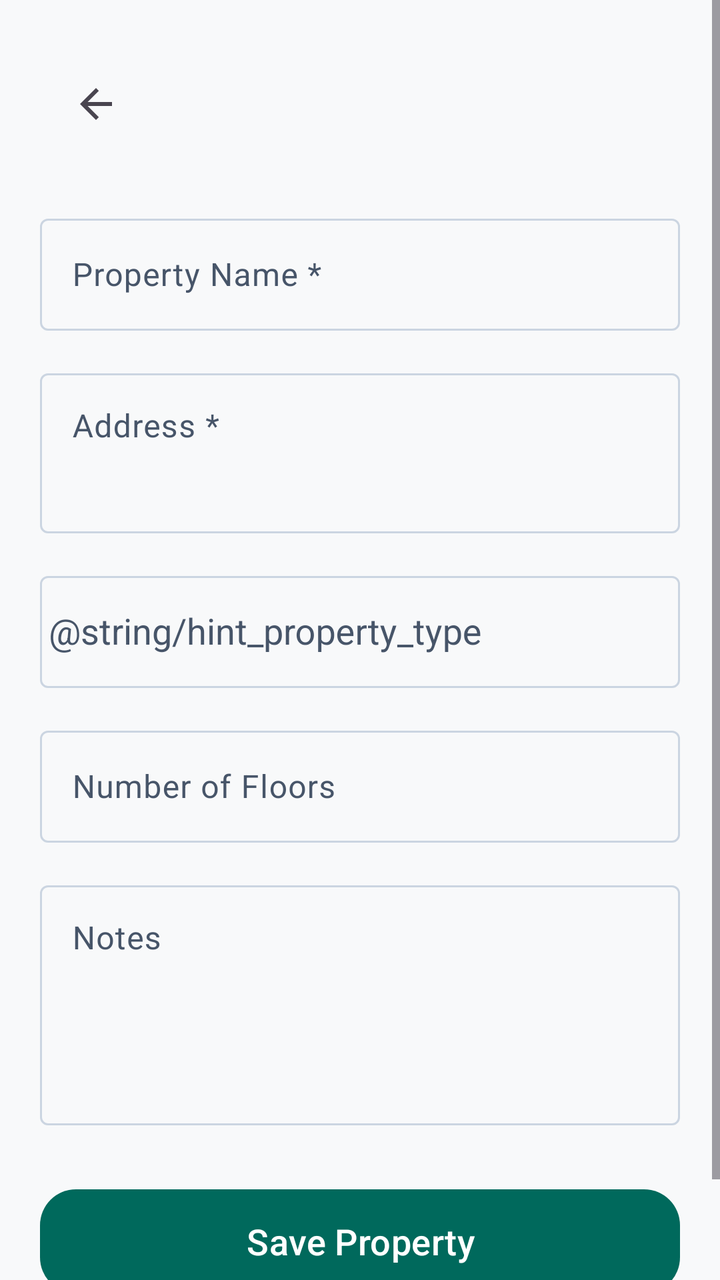
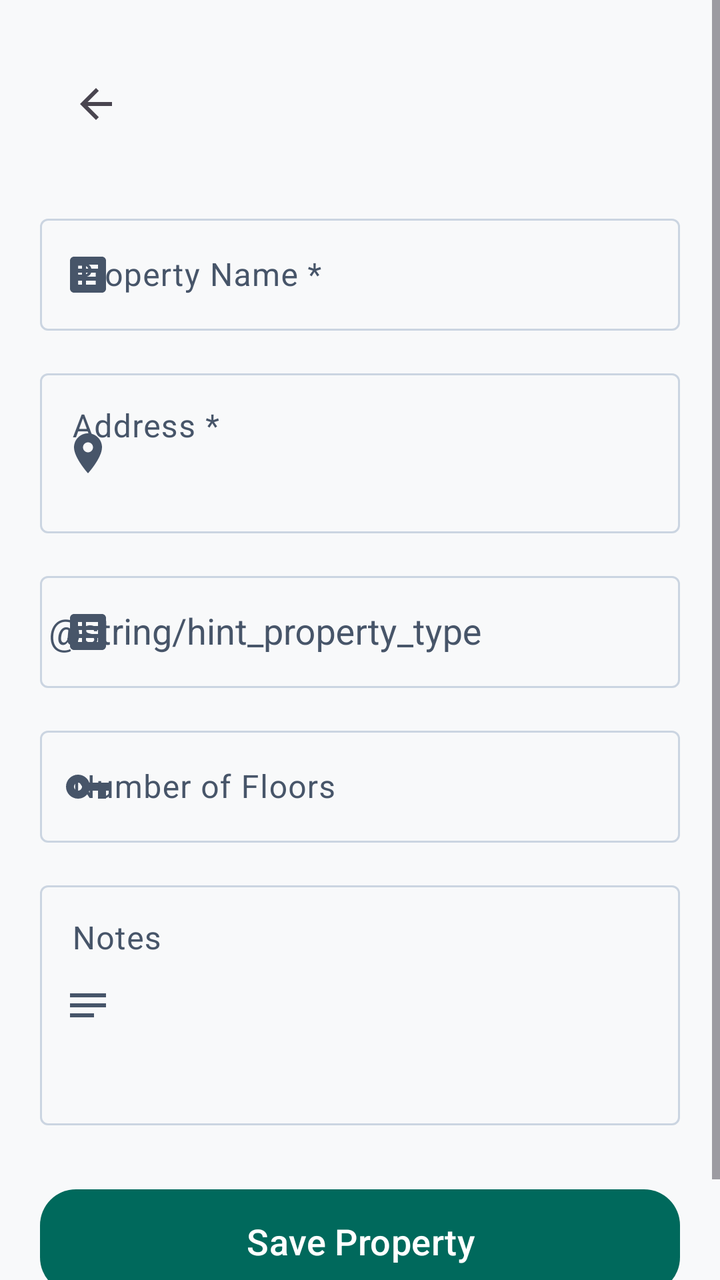

Before-and-after screenshots of an Android layout around one commit, followed by the original layout XML and the change that was made.
<!-- AndroidManifest.xml: application theme Theme.RobHouseRental -->
<!-- res/layout/activity_add_property.xml -->
<?xml version="1.0" encoding="utf-8"?>
<ScrollView
    xmlns:android="http://schemas.android.com/apk/res/android"
    xmlns:app="http://schemas.android.com/apk/res-auto"
    android:layout_width="match_parent"
    android:layout_height="match_parent"
    android:fitsSystemWindows="true"
    android:fillViewport="true">

    <LinearLayout
        android:layout_width="match_parent"
        android:layout_height="wrap_content"
        android:orientation="vertical"
        android:padding="20dp">

        <com.google.android.material.appbar.MaterialToolbar
            android:id="@+id/toolbarAddProperty"
            android:layout_width="match_parent"
            android:layout_height="?attr/actionBarSize"
            android:title="@string/add_property_title"
            app:navigationIcon="@drawable/ic_arrow_back" />

        <com.google.android.material.textfield.TextInputLayout
            android:id="@+id/layoutPropertyName"
            style="@style/Widget.Material3.TextInputLayout.OutlinedBox"
            android:layout_width="match_parent"
            android:layout_height="wrap_content"
            android:layout_marginTop="20dp"
            android:hint="@string/hint_property_name_req">

            <com.google.android.material.textfield.TextInputEditText
                android:id="@+id/etPropertyName"
                android:layout_width="match_parent"
                android:layout_height="wrap_content"
                android:inputType="textCapSentences"
                android:minHeight="56dp" />

        </com.google.android.material.textfield.TextInputLayout>


        <com.google.android.material.textfield.TextInputLayout
            android:id="@+id/layoutPropertyAddress"
            style="@style/Widget.Material3.TextInputLayout.OutlinedBox"
            android:layout_width="match_parent"
            android:layout_height="wrap_content"
            android:layout_marginTop="16dp"
            android:hint="@string/hint_property_address_req">

            <com.google.android.material.textfield.TextInputEditText
                android:id="@+id/etPropertyAddress"
                android:layout_width="match_parent"
                android:layout_height="wrap_content"
                android:gravity="top"
                android:inputType="textCapSentences|textMultiLine"
                android:minHeight="80dp" />

        </com.google.android.material.textfield.TextInputLayout>


        <com.google.android.material.textfield.TextInputLayout
            android:id="@+id/layoutPropertyType"
            style="@style/Widget.Material3.TextInputLayout.OutlinedBox"
            android:layout_width="match_parent"
            android:layout_height="wrap_content"
            android:layout_marginTop="16dp"
            android:hint=" @string/hint_property_type">

            <com.google.android.material.textfield.MaterialAutoCompleteTextView
                android:id="@+id/autoPropertyType"
                android:layout_width="match_parent"
                android:layout_height="wrap_content"
                android:minHeight="56dp"
                android:inputType="none" />

        </com.google.android.material.textfield.TextInputLayout>


        <com.google.android.material.textfield.TextInputLayout
            android:id="@+id/layoutNumberOfFloors"
            style="@style/Widget.Material3.TextInputLayout.OutlinedBox"
            android:layout_width="match_parent"
            android:layout_height="wrap_content"
            android:layout_marginTop="16dp"
            android:hint="@string/hint_property_floors">

            <com.google.android.material.textfield.TextInputEditText
                android:id="@+id/etNumberOfFloors"
                android:layout_width="match_parent"
                android:layout_height="wrap_content"
                android:inputType="number"
                android:minHeight="56dp" />

        </com.google.android.material.textfield.TextInputLayout>


        <com.google.android.material.textfield.TextInputLayout
            android:id="@+id/layoutPropertyNotes"
            style="@style/Widget.Material3.TextInputLayout.OutlinedBox"
            android:layout_width="match_parent"
            android:layout_height="wrap_content"
            android:layout_marginTop="16dp"
            android:hint="@string/hint_property_notes">

            <com.google.android.material.textfield.TextInputEditText
                android:id="@+id/etPropertyNotes"
                android:layout_width="match_parent"
                android:layout_height="wrap_content"
                android:gravity="top"
                android:inputType="textCapSentences|textMultiLine"
                android:minHeight="120dp" />

        </com.google.android.material.textfield.TextInputLayout>


        <com.google.android.material.button.MaterialButton
            android:id="@+id/btnSaveProperty"
            android:layout_width="match_parent"
            android:layout_height="wrap_content"
            android:layout_marginTop="28dp"
            android:minHeight="60dp"
            android:text="@string/save_property"
            android:textSize="18sp"
            app:cornerRadius="18dp" />

        <Space
            android:layout_width="match_parent"
            android:layout_height="24dp" />

    </LinearLayout>

</ScrollView>
<!-- resources referenced by this layout -->
<resources>
  <string name="add_property_title">Add Property</string>
  <string name="hint_property_address_req">Address *</string>
  <string name="hint_property_floors">Number of Floors</string>
  <string name="hint_property_name_req">Property Name *</string>
  <string name="hint_property_notes">Notes</string>
  <string name="hint_property_type">Property Type</string>
  <string name="save_property">Save Property</string>
  <style name="Theme.RobHouseRental" parent="Base.Theme.RobHouseRental" />
  <color name="md_theme_primary">#00695C</color>
  <color name="md_theme_onPrimary">#FFFFFF</color>
  <color name="md_theme_primaryContainer">#E0F2F1</color>
  <color name="md_theme_onPrimaryContainer">#00201A</color>
  <color name="md_theme_secondary">#1565C0</color>
  <color name="md_theme_onSecondary">#FFFFFF</color>
  <color name="md_theme_secondaryContainer">#E3F2FD</color>
  <color name="md_theme_onSecondaryContainer">#001D36</color>
  <color name="md_theme_tertiary">#6D4C41</color>
  <color name="md_theme_onTertiary">#FFFFFF</color>
  <color name="md_theme_tertiaryContainer">#EFEBE9</color>
  <color name="md_theme_onTertiaryContainer">#25150F</color>
  <color name="md_theme_background">#F8F9FA</color>
  <color name="md_theme_onBackground">#191C1D</color>
  <color name="md_theme_surface">#FFFFFF</color>
  <color name="md_theme_onSurface">#191C1D</color>
  <color name="md_theme_surfaceVariant">#F1F5F9</color>
  <color name="md_theme_onSurfaceVariant">#475569</color>
  <color name="md_theme_outline">#CBD5E1</color>
  <style name="Widget.App.CardView" parent="Widget.Material3.CardView.Elevated">
          <item name="cardCornerRadius">16dp</item>
          <item name="cardElevation">1dp</item>
          <item name="strokeWidth">1dp</item>
          <item name="strokeColor">@color/md_theme_outlineVariant</item>
          <item name="cardBackgroundColor">@color/md_theme_surface</item>
      </style>
  <color name="md_theme_outlineVariant">#E2E8F0</color>
  <!-- unchanged entries left out for length: 2 -->
</resources>

<!-- the commit's change to res/layout/activity_add_property.xml (unified diff, before → after) -->
@@ -26,7 +26,8 @@
             android:layout_width="match_parent"
             android:layout_height="wrap_content"
             android:layout_marginTop="20dp"
-            android:hint="@string/hint_property_name_req">
+            android:hint="@string/hint_property_name_req"
+            app:startIconDrawable="@drawable/ic_building">
 
             <com.google.android.material.textfield.TextInputEditText
                 android:id="@+id/etPropertyName"
@@ -44,7 +45,8 @@
             android:layout_width="match_parent"
             android:layout_height="wrap_content"
             android:layout_marginTop="16dp"
-            android:hint="@string/hint_property_address_req">
+            android:hint="@string/hint_property_address_req"
+            app:startIconDrawable="@drawable/ic_location">
 
             <com.google.android.material.textfield.TextInputEditText
                 android:id="@+id/etPropertyAddress"
@@ -63,7 +65,8 @@
             android:layout_width="match_parent"
             android:layout_height="wrap_content"
             android:layout_marginTop="16dp"
-            android:hint=" @string/hint_property_type">
+            android:hint=" @string/hint_property_type"
+            app:startIconDrawable="@drawable/ic_building">
 
             <com.google.android.material.textfield.MaterialAutoCompleteTextView
                 android:id="@+id/autoPropertyType"
@@ -81,7 +84,8 @@
             android:layout_width="match_parent"
             android:layout_height="wrap_content"
             android:layout_marginTop="16dp"
-            android:hint="@string/hint_property_floors">
+            android:hint="@string/hint_property_floors"
+            app:startIconDrawable="@drawable/ic_unit_key">
 
             <com.google.android.material.textfield.TextInputEditText
                 android:id="@+id/etNumberOfFloors"
@@ -99,7 +103,8 @@
             android:layout_width="match_parent"
             android:layout_height="wrap_content"
             android:layout_marginTop="16dp"
-            android:hint="@string/hint_property_notes">
+            android:hint="@string/hint_property_notes"
+            app:startIconDrawable="@drawable/ic_note">
 
             <com.google.android.material.textfield.TextInputEditText
                 android:id="@+id/etPropertyNotes"
<!-- resource entries referenced after the edit -->
@@ -1,5 +1,45 @@
 <!-- resources referenced by this layout -->
 <resources>
+  <!-- drawable ic_building (drawable) -->
+  <vector xmlns:android="http://schemas.android.com/apk/res/android"
+      android:width="24dp"
+      android:height="24dp"
+      android:viewportWidth="24"
+      android:viewportHeight="24">
+    <path
+        android:fillColor="#FF000000"
+        android:pathData="M19,3H5C3.9,3 3,3.9 3,5V19C3,20.1 3.9,21 5,21H19C20.1,21 21,20.1 21,19V5C21,3.9 20.1,3 19,3ZM7,7H9V9H7V7ZM7,11H9V13H7V11ZM7,15H9V17H7V15ZM17,17H11V15H17V17ZM17,13H11V11H17V13ZM17,9H11V7H17V9Z"/>
+  </vector>
+  <!-- drawable ic_location (drawable) -->
+  <vector xmlns:android="http://schemas.android.com/apk/res/android"
+      android:width="24dp"
+      android:height="24dp"
+      android:viewportWidth="24"
+      android:viewportHeight="24">
+    <path
+        android:fillColor="@color/md_theme_onSurface"
+        android:pathData="M12,2C8.13,2 5,5.13 5,9c0,5.25 7,13 7,13s7,-7.75 7,-13c0,-3.87 -3.13,-7 -7,-7zM12,11.5c-1.38,0 -2.5,-1.12 -2.5,-2.5s1.12,-2.5 2.5,-2.5 2.5,1.12 2.5,2.5 -1.12,2.5 -2.5,2.5z"/>
+  </vector>
+  <!-- drawable ic_note (drawable) -->
+  <vector xmlns:android="http://schemas.android.com/apk/res/android"
+      android:width="24dp"
+      android:height="24dp"
+      android:viewportWidth="24"
+      android:viewportHeight="24">
+    <path
+        android:fillColor="@color/md_theme_onSurface"
+        android:pathData="M3,18h12v-2H3v2zM3,6v2h18V6H3zm0,7h18v-2H3v2z"/>
+  </vector>
+  <!-- drawable ic_unit_key (drawable) -->
+  <vector xmlns:android="http://schemas.android.com/apk/res/android"
+      android:width="24dp"
+      android:height="24dp"
+      android:viewportWidth="24"
+      android:viewportHeight="24">
+    <path
+        android:fillColor="#FF000000"
+        android:pathData="M12.65,10C11.83,7.67 9.61,6 7,6C3.69,6 1,8.69 1,12C1,15.31 3.69,18 7,18C9.61,18 11.83,16.33 12.65,14H17V18H21V14H23V10H12.65ZM7,14C5.9,14 5,13.1 5,12C5,10.9 5.9,10 7,10C8.1,10 9,10.9 9,12C9,13.1 8.1,14 7,14Z"/>
+  </vector>
   <string name="add_property_title">Add Property</string>
   <string name="hint_property_address_req">Address *</string>
   <string name="hint_property_floors">Number of Floors</string>
